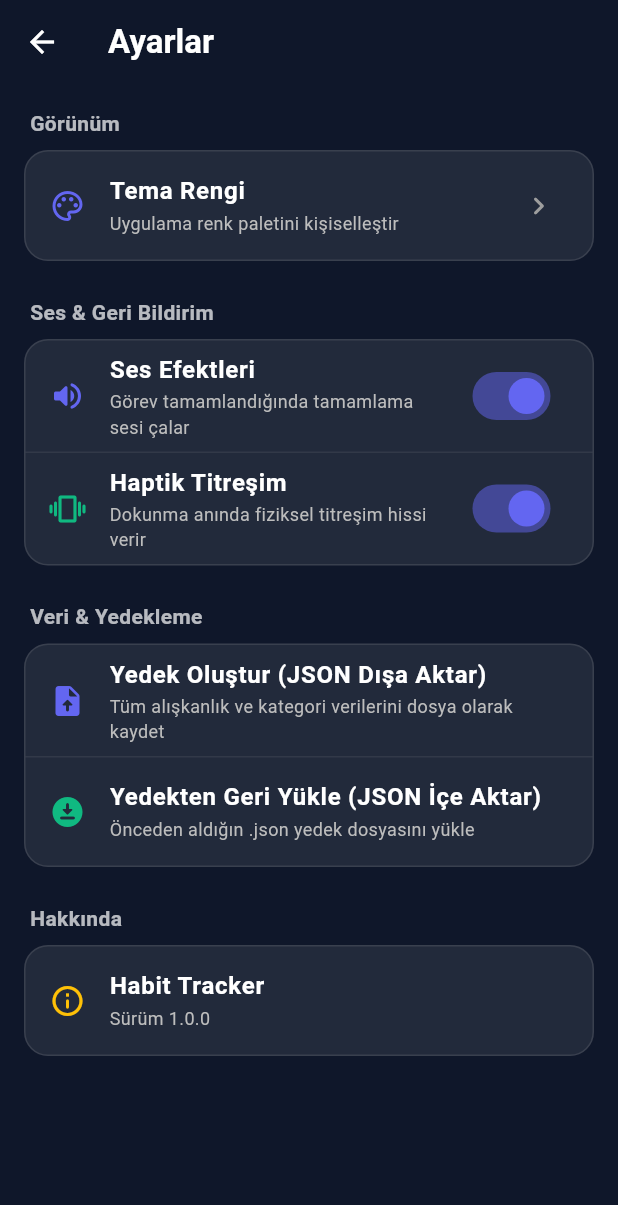
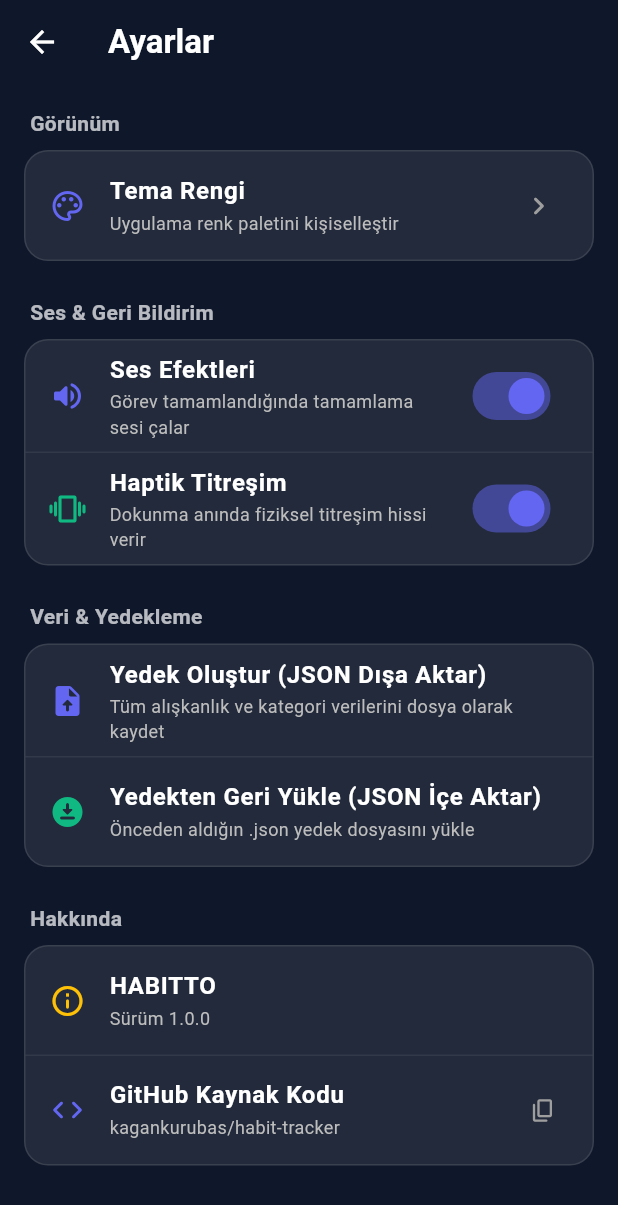
Before and after one commit to kagankurubas/habit-tracker, a Flutter app: the screen it shows after launch, after a tap on the "settings" icon, on a phone screen of 412 x 824 dp. Shown: the top 1205 px of the screen. Run offline on Flutter 3.47's test engine with Material 3 defaults, Android fonts, the phone set to English and light mode, and no system bars; our stand-ins replace audioplayers, file_picker, fl_chart, flutter_heatmap_calendar, flutter_local_notifications, hive and 4 more; missing offline and left inert: universal_html; accounts and stored records are empty.

Commit message:
feat: update app name to HABITTO and add GitHub link to settings 🚀

```diff
--- a/lib/screens/settings_screen.dart
+++ b/lib/screens/settings_screen.dart
@@ -1,4 +1,5 @@
 import 'package:flutter/material.dart';
+import 'package:flutter/services.dart'; // 📌 Panoya kopyalama için eklendi
 import 'package:hive_flutter/hive_flutter.dart';
 import '../models/habit.dart';
 import '../models/category_model.dart';
@@ -195,7 +196,7 @@ class SettingsScreen extends StatelessWidget {
 
               const SizedBox(height: 24),
 
-              // ℹ️ UYGULAMA BİLGİSİ
+              // ℹ️ UYGULAMA BİLGİSİ & GİTHUB
               _SectionTitle(title: 'Hakkında', textColor: textColor),
               const SizedBox(height: 8),
               Container(
@@ -204,10 +205,29 @@ class SettingsScreen extends StatelessWidget {
                   borderRadius: BorderRadius.circular(16),
                   border: Border.all(color: subtextColor.withValues(alpha: 0.15)),
                 ),
-                child: ListTile(
-                  leading: const Icon(Icons.info_outline_rounded, color: Colors.amber),
-                  title: Text('Habit Tracker', style: TextStyle(color: textColor, fontWeight: FontWeight.w600)),
-                  subtitle: Text('Sürüm 1.0.0', style: TextStyle(color: subtextColor, fontSize: 12)),
+                child: Column(
+                  children: [
+                    ListTile(
+                      leading: const Icon(Icons.info_outline_rounded, color: Colors.amber),
+                      title: Text('HABITTO', style: TextStyle(color: textColor, fontWeight: FontWeight.w600)),
+                      subtitle: Text('Sürüm 1.0.0', style: TextStyle(color: subtextColor, fontSize: 12)),
+                    ),
+                    Divider(height: 1, color: subtextColor.withValues(alpha: 0.1)),
+                    ListTile(
+                      leading: const Icon(Icons.code_rounded, color: Color(0xFF6366F1)),
+                      title: Text('GitHub Kaynak Kodu', style: TextStyle(color: textColor, fontWeight: FontWeight.w600)),
+                      subtitle: Text('kagankurubas/habit-tracker', style: TextStyle(color: subtextColor, fontSize: 12)),
+                      trailing: const Icon(Icons.copy_rounded, size: 18, color: Colors.grey),
+                      onTap: () async {
+                        await Clipboard.setData(const ClipboardData(text: 'https://github.com/kagankurubas/habit-tracker'));
+                        if (context.mounted) {
+                          ScaffoldMessenger.of(context).showSnackBar(
+                            const SnackBar(content: Text('GitHub bağlantısı kopyalandı! 📋')),
+                          );
+                        }
+                      },
+                    ),
+                  ],
                 ),
               ),
             ],
@@ -218,7 +238,7 @@ class SettingsScreen extends StatelessWidget {
   }
 }
 
-// 🛠️ BAŞLIK WIDGET'I (Re-render performans desteği ile ayrıştırıldı)
+// 🛠️ BAŞLIK WIDGET'I
 class _SectionTitle extends StatelessWidget {
   final String title;
   final Color textColor;
```
